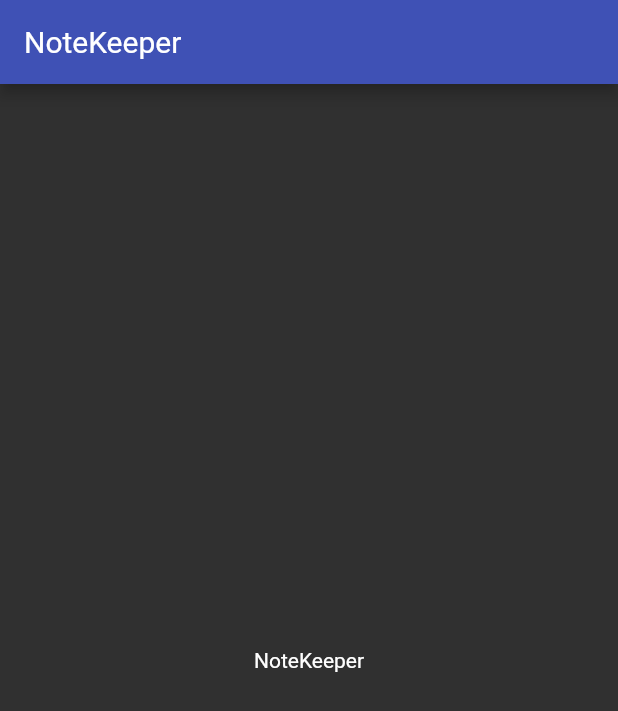
After one commit to kurjakrichard/smartheard, a Flutter app: the screen it shows after launch, on a phone screen of 412 x 824 dp. The commit adds this screen. Shown: the top 711 px of the screen. Run offline on Flutter 3.47's test engine with Material 2 defaults, Android fonts, the phone set to English and light mode, and no system bars.

Commit message:
Starting notekeeper application

```diff
--- a/lib/main.dart
+++ b/lib/main.dart
@@ -4,9 +4,16 @@ import 'screens/home2.dart';
 import 'screens/home3.dart';
 import 'screens/home4.dart';
 import 'screens/home5.dart';
+import 'screens/home6.dart';
 
 void main() {
-  runApp(MaterialApp(
+  runApp(MyApp());
+}
+
+class MyApp extends StatelessWidget {
+  @override
+  Widget build(BuildContext context) {
+    return MaterialApp(
         debugShowCheckedModeBanner: false,
         title: 'Exporing UI widgets',
         theme: ThemeData(
@@ -15,6 +22,6 @@ void main() {
                 style: ElevatedButton.styleFrom(
                     primary: Colors.indigo, onPrimary: Colors.white)),
             appBarTheme: const AppBarTheme(color: Colors.indigo)),
-    home: const Home5(),
-  ));
+        home: Home6());
   }
+}
--- /dev/null
+++ b/lib/screens/home6.dart
@@ -0,0 +1,22 @@
+import 'package:flutter/material.dart';
+
+class Home6 extends StatefulWidget {
+  @override
+  State<StatefulWidget> createState() {
+    return _Home6State();
+  }
+}
+
+class _Home6State extends State<Home6> {
+  @override
+  Widget build(BuildContext context) {
+    return Scaffold(
+      appBar: AppBar(
+        title: const Text('NoteKeeper'),
+      ),
+      body: const Center(
+        child: Text('NoteKeeper'),
+      ),
+    );
+  }
+}
```
Lines whose indentation alone changed are shown as unchanged.
